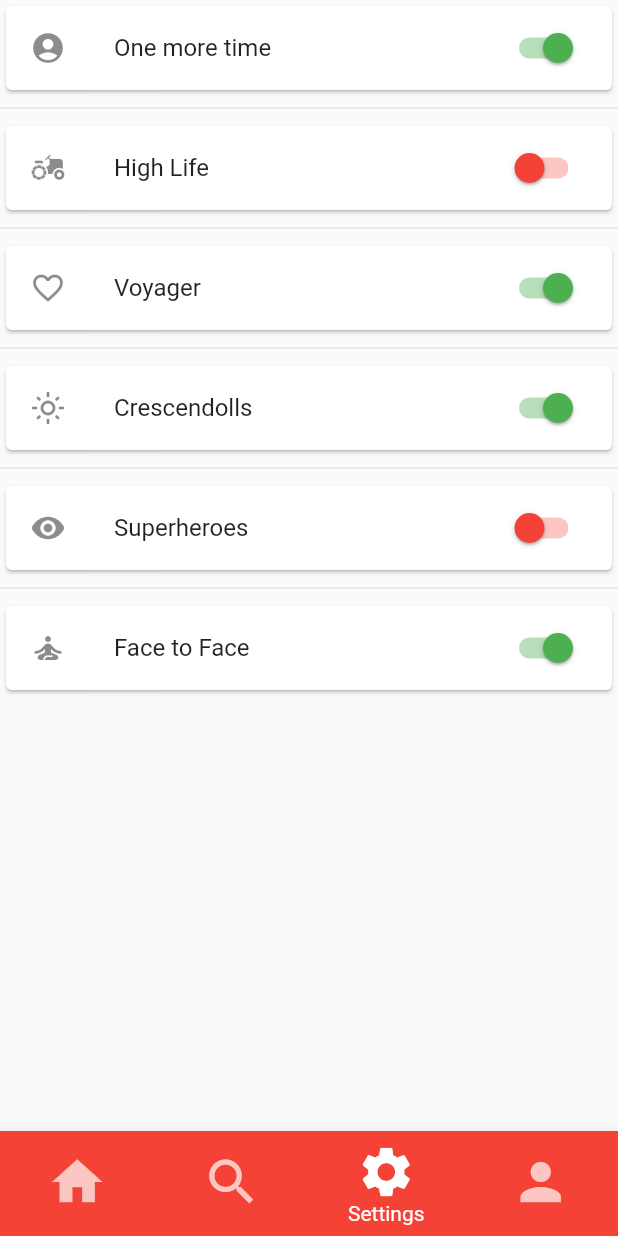
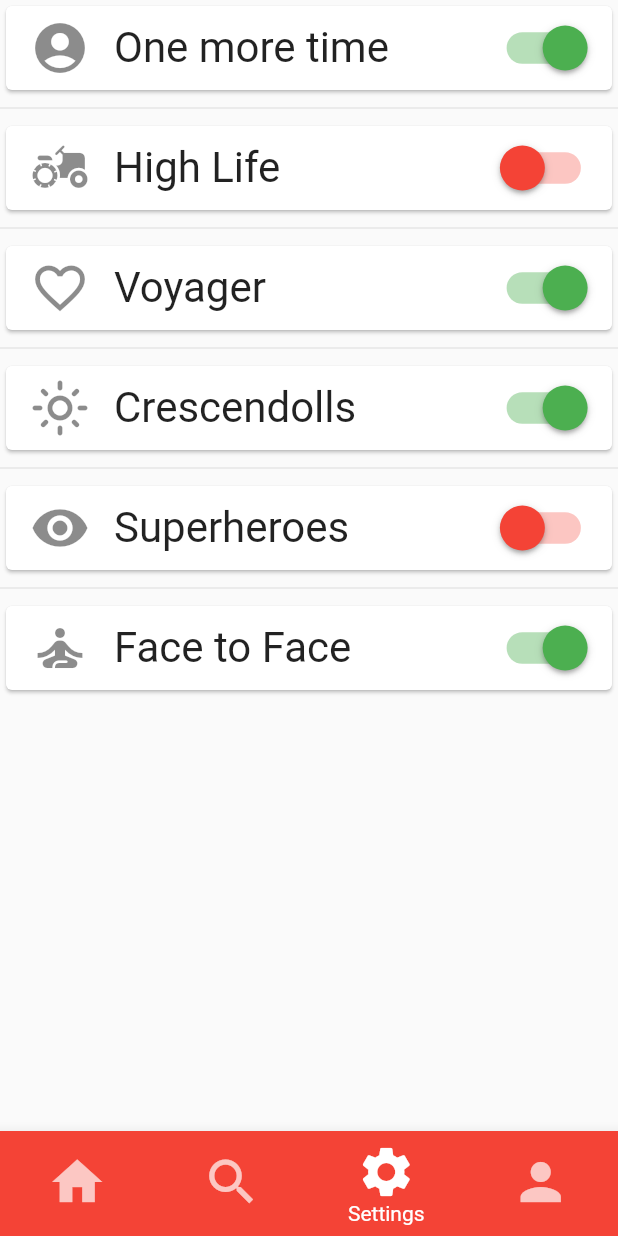
Before and after one commit to The-Law-1/Redditech, a Flutter app: the screen it shows after launch, item 3 of the bottom bar chosen, on a phone screen of 412 x 824 dp. Run offline on Flutter 3.47's test engine with Material 2 defaults, Android fonts, the phone set to English and light mode, and no system bars; our stand-ins replace material_floating_search_bar; missing offline and left inert: draw, fab_circular_menu, flutter_web_auth; network calls fail.

Commit message:
well sized settings page cases

```diff
--- a/lib/pages/settings_page.dart
+++ b/lib/pages/settings_page.dart
@@ -35,8 +35,8 @@ class _SettingsPageState extends State<SettingsPage> {
       itemBuilder: (BuildContext context, int index) {
         return Card(
             child: ListTile(
-          leading: Icon(settingsIcon[index]),
-          title: Text(settingsString[index]),
+          leading: Icon(settingsIcon[index], size: 40),
+          title: Text(settingsString[index], style: DefaultTextStyle.of(context).style.apply(fontSizeFactor: 2.0)),
           trailing: buildSwitchButton(Colors.green, Colors.red, index),
         ));
       },
@@ -45,7 +45,7 @@ class _SettingsPageState extends State<SettingsPage> {
 
   //don't work because the val variable don't change when setState
   Widget buildSwitchButton(colorOn, colorOff, val) => Transform.scale(
-      scale: 1,
+      scale: 1.5,
       child: Switch.adaptive(
           activeColor: colorOn,
           activeTrackColor: colorOn.withOpacity(0.4),
```
